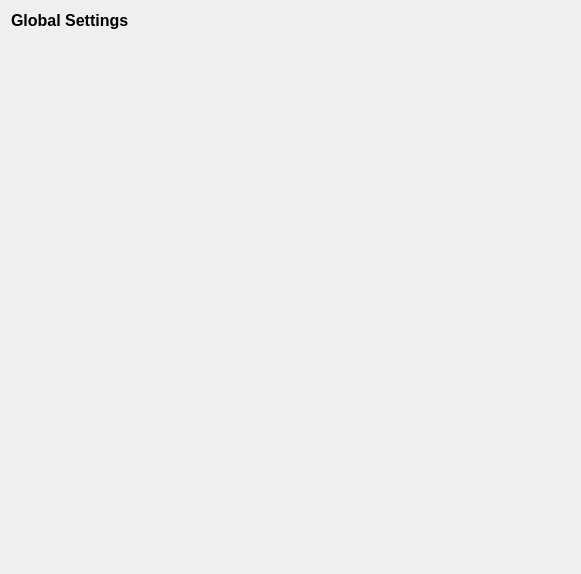
This is forms/PageGlobalSettings.ui in ThomasEscalle/WombatAutoRig as Qt 5 draws it before an edit. The edited form follows.
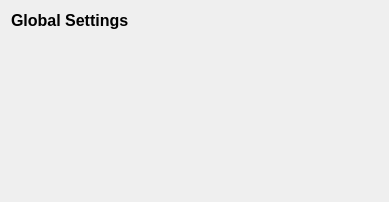
This is the edited form.

Patch:
```diff
--- a/forms/PageGlobalSettings.ui
+++ b/forms/PageGlobalSettings.ui
@@ -6,8 +6,8 @@
    <rect>
     <x>0</x>
     <y>0</y>
-    <width>581</width>
-    <height>574</height>
+    <width>389</width>
+    <height>202</height>
    </rect>
   </property>
   <property name="windowTitle">
@@ -47,8 +47,8 @@
        <rect>
         <x>0</x>
         <y>0</y>
-        <width>555</width>
-        <height>474</height>
+        <width>363</width>
+        <height>102</height>
        </rect>
       </property>
       <layout class="QFormLayout" name="formLayout"/>
```
